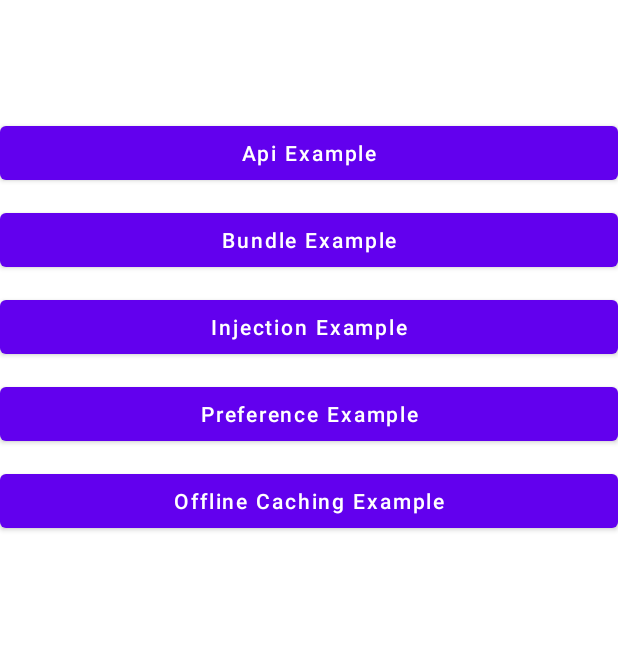
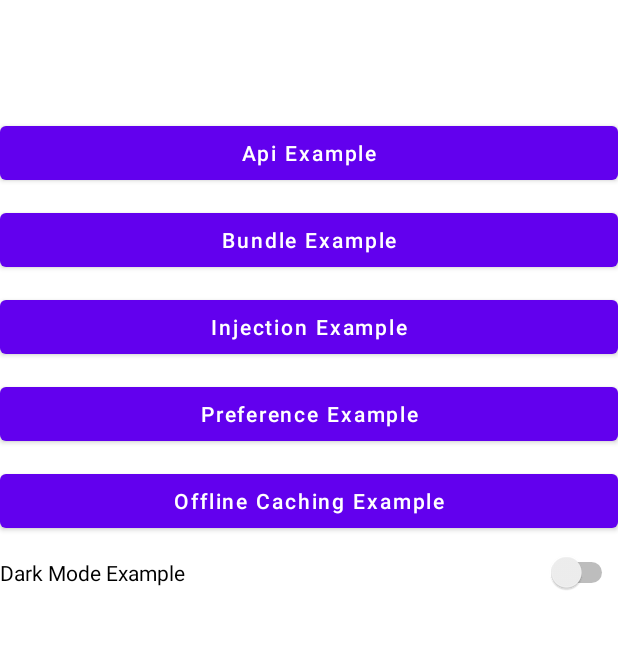
Before and after one commit to anantmann9057/Android-Architecture, an Android app: the screen it shows after launch (MainActivity), on a phone screen of 412 x 824 dp, the part 84-733 px from its top. Run offline under Robolectric (Android 15) with nearby library versions, the phone set to English and light mode, and no system bars; our stand-ins replace Dagger/Hilt's generated code, navigation-ui.

Commit message:
dark mode installed

```diff
--- a/app/src/main/java/android/architecture/ui/main/MainActivity.kt
+++ b/app/src/main/java/android/architecture/ui/main/MainActivity.kt
@@ -1,8 +1,10 @@
 package android.architecture.ui.main
 
 import android.architecture.R
+import android.architecture.utils.PreferencesModule
 import android.os.Bundle
 import androidx.appcompat.app.AppCompatActivity
+import androidx.appcompat.app.AppCompatDelegate
 import androidx.navigation.Navigation
 import androidx.navigation.ui.NavigationUI
 import dagger.hilt.android.AndroidEntryPoint
@@ -16,6 +18,7 @@ class MainActivity @Inject constructor() : AppCompatActivity() {
     override fun onCreate(savedInstanceState: Bundle?) {
         super.onCreate(savedInstanceState)
         setContentView(R.layout.activity_main)
+
         setUi()
     }
 
--- a/app/src/main/java/android/architecture/ui/main/fragments/HomeFragment.kt
+++ b/app/src/main/java/android/architecture/ui/main/fragments/HomeFragment.kt
@@ -1,19 +1,30 @@
 package android.architecture.ui.main.fragments
 
 import android.architecture.R
+import android.architecture.utils.PreferencesModule
+import android.content.Context
+import android.content.res.Configuration
+import android.content.res.Configuration.UI_MODE_NIGHT_YES
 import android.os.Bundle
 import android.view.LayoutInflater
 import android.view.View
 import android.view.ViewGroup
+import androidx.appcompat.app.AppCompatDelegate
 import androidx.fragment.app.Fragment
 import androidx.navigation.Navigation
+import dagger.hilt.android.AndroidEntryPoint
 import kotlinx.android.synthetic.main.fragment_home.*
+import javax.inject.Inject
 
 
+@AndroidEntryPoint
 class HomeFragment : Fragment() {
+    @Inject
+    lateinit var preferences: PreferencesModule
     val controller by lazy { Navigation.findNavController(requireActivity(), R.id.fragmentNav) }
     override fun onCreate(savedInstanceState: Bundle?) {
         super.onCreate(savedInstanceState)
+
 
     }
 
@@ -27,6 +38,14 @@ class HomeFragment : Fragment() {
 
     override fun onViewCreated(view: View, savedInstanceState: Bundle?) {
         super.onViewCreated(view, savedInstanceState)
+        setUi()
+
+    }
+
+    fun setUi() {
+        if (requireContext().isDarkThemeOn()) {
+            btDarkMode.isChecked = true
+        }
         setupNavigation()
     }
 
@@ -52,7 +71,24 @@ class HomeFragment : Fragment() {
         btOfflineCaching.setOnClickListener {
             controller.navigate(R.id.action_homeFragment_to_offlineCachingFragment)
         }
+
+
+        btDarkMode.setOnCheckedChangeListener { compoundButton, b ->
+            if (compoundButton.isChecked) {
+                AppCompatDelegate.setDefaultNightMode(AppCompatDelegate.MODE_NIGHT_YES)
+                preferences.setIsDarkMode(true)
+
+            } else {
+                AppCompatDelegate.setDefaultNightMode(AppCompatDelegate.MODE_NIGHT_NO)
+                preferences.setIsDarkMode(false)
+
+            }
+        }
     }
 
+    fun Context.isDarkThemeOn(): Boolean {
+        return resources.configuration.uiMode and
+                Configuration.UI_MODE_NIGHT_MASK == UI_MODE_NIGHT_YES
+    }
 
 }
--- a/app/src/main/res/layout/fragment_home.xml
+++ b/app/src/main/res/layout/fragment_home.xml
@@ -54,4 +54,14 @@
         android:textAllCaps="false"
         app:layout_constraintTop_toBottomOf="@id/btPreferences" />
 
+    <Switch
+        android:id="@+id/btDarkMode"
+        android:layout_width="match_parent"
+        android:layout_height="wrap_content"
+        android:layout_marginTop="10dp"
+        android:text="Dark Mode Example"
+        android:textAllCaps="false"
+        app:layout_constraintTop_toBottomOf="@id/btOfflineCaching" />
+
+
 </androidx.constraintlayout.widget.ConstraintLayout>
```
Also changed, not shown: app/src/main/java/android/architecture/utils/PreferencesModule.kt (+8 -1 lines).
